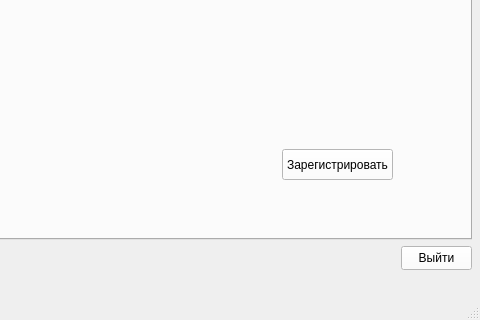
This is adminhomewindown.ui in dOOmcLiF/WroomWroom as Qt 5 draws it before an edit; both pictures show x 320 to 800 and y 294 to 614 of the 800 by 614 pixel window. The edited form follows.
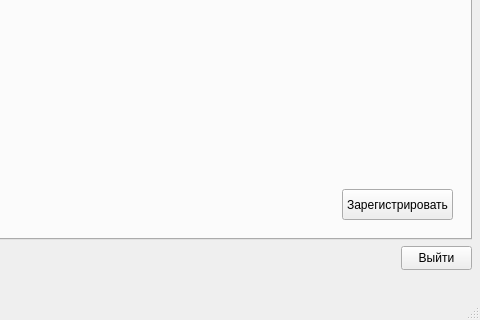
This is the edited form.

Diff of the .ui file:
```diff
--- a/adminhomewindown.ui
+++ b/adminhomewindown.ui
@@ -141,15 +141,14 @@
      <widget class="QPushButton" name="regUser">
       <property name="geometry">
        <rect>
-        <x>590</x>
-        <y>340</y>
+        <x>650</x>
+        <y>380</y>
         <width>111</width>
         <height>31</height>
        </rect>
       </property>
       <property name="styleSheet">
-       <string notr="true">background-color: rgb(255, 255, 255);
-color: rgb(0,0,0);</string>
+       <string notr="true"/>
       </property>
       <property name="text">
        <string>Зарегистрировать</string>
@@ -277,8 +276,7 @@
      </rect>
     </property>
     <property name="styleSheet">
-     <string notr="true">color: rgb(0, 0, 0);
-background-color: rgb(255, 255, 255);</string>
+     <string notr="true"/>
     </property>
     <property name="text">
      <string>Выйти</string>
```
